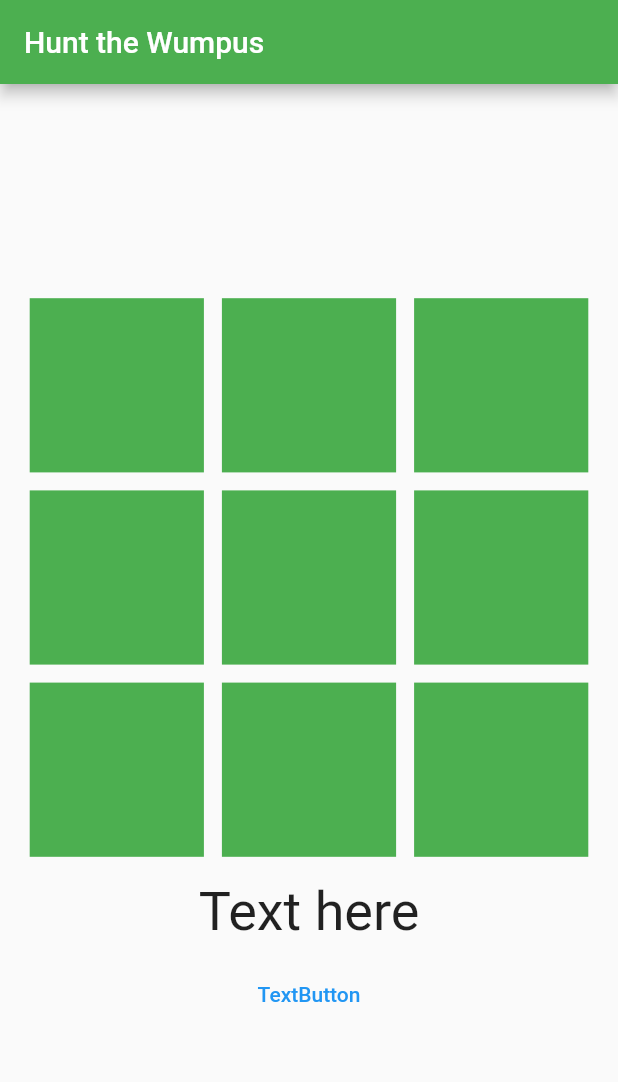
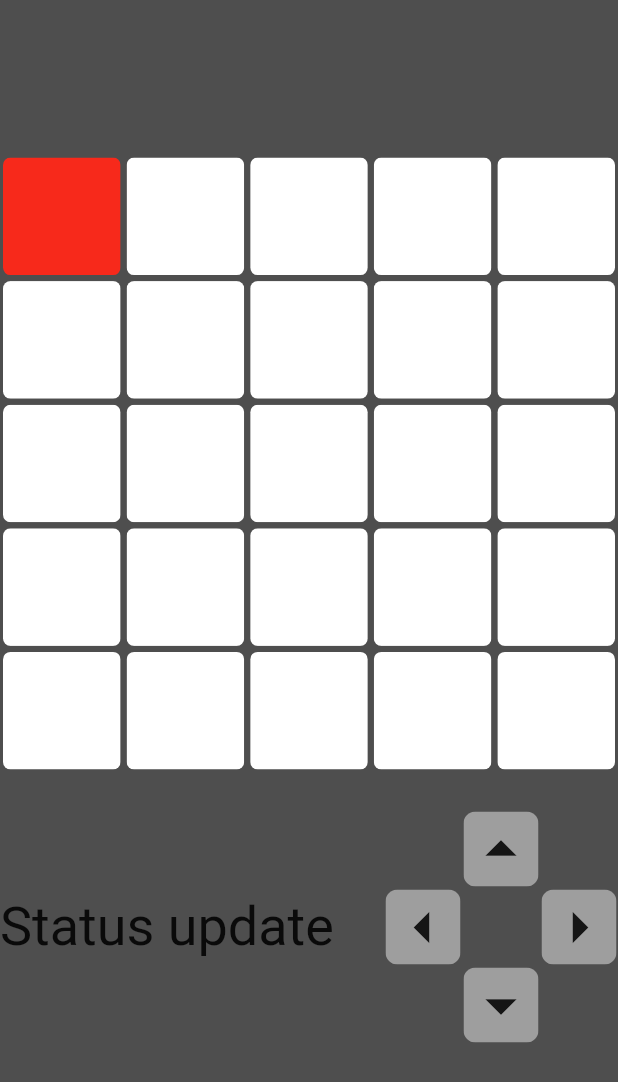
Before and after one commit to mpalma2332/Wumpus, a Flutter app: the screen it shows after launch, on a phone screen of 412 x 824 dp. Shown: the top 1082 px of the screen. Run offline on Flutter 3.47's test engine with Material 2 defaults, Android fonts, the phone set to English and light mode, and no system bars.

Commit message:
Move player by buttons and keep track of moved positions

```diff
--- /dev/null
+++ b/wumpus_app/lib/button.dart
@@ -0,0 +1,28 @@
+import 'package:flutter/material.dart';
+
+class MyButton extends StatelessWidget {
+  final color;
+  final child;
+  final function;
+
+  MyButton({this.color, this.child, this.function});
+
+  @override
+  Widget build(BuildContext context) {
+    return Padding(
+        padding: EdgeInsets.all(1),
+        child: GestureDetector(
+          onTap: function,
+          child: ClipRRect(
+            borderRadius: BorderRadius.circular(8),
+            child: Container(
+                color: color,
+                height: 50,
+                width: 50,
+                child: Center(
+                  child: child,
+                )),
+          ),
+        ));
+  }
+}
--- /dev/null
+++ b/wumpus_app/lib/homepage.dart
@@ -0,0 +1,161 @@
+import 'package:flutter/material.dart';
+import 'package:wumpus_app/button.dart';
+import 'package:wumpus_app/pixel.dart';
+
+class HomePage extends StatefulWidget {
+  @override
+  HomePageState createState() => HomePageState();
+}
+
+class HomePageState extends State<HomePage> {
+  int numberofSquares = 25; // backend
+  int numColumInRow = 5;
+  int playerPosition = 0; //backend playerPosition
+  List<int> moved = [];
+
+  void moveUp() {
+    setState(() {
+      if (playerPosition - numColumInRow >= 0) {
+        playerPosition -= numColumInRow;
+      }
+    });
+  }
+
+  void moveDown() {
+    setState(() {
+      if (playerPosition + numColumInRow < numberofSquares) {
+        playerPosition += numColumInRow;
+      }
+    });
+  }
+
+  void moveLeft() {
+    setState(() {
+      // not in first column then can move left
+      if (!(playerPosition % numColumInRow == 0)) {
+        playerPosition -= 1;
+      }
+    });
+  }
+
+  void moveRight() {
+    setState(() {
+      // not in last column then can move right
+      if (!(playerPosition % numColumInRow == (numColumInRow - 1))) {
+        playerPosition += 1;
+      }
+    });
+  }
+
+  @override
+  Widget build(BuildContext context) {
+    return Scaffold(
+        backgroundColor: Color.fromARGB(255, 78, 78, 78),
+        body: Center(
+          child: AspectRatio(
+              aspectRatio: 4 / 6,
+              child: Column(
+                children: [
+                  Expanded(
+                    flex: 2,
+                    child: Container(
+                      child: GridView.builder(
+                          physics: NeverScrollableScrollPhysics(),
+                          gridDelegate:
+                              SliverGridDelegateWithFixedCrossAxisCount(
+                                  crossAxisCount: numColumInRow),
+                          itemBuilder: (BuildContext context, index) {
+                            if (moved.contains(index)) {
+                              // current index go back to moved index
+                              if (playerPosition == index) {
+                                return MyPixel(
+                                    color: Color.fromARGB(255, 247, 41, 27));
+                              } else {
+                                // current index go to grey (never moved before area)
+                                return MyPixel(
+                                    color: Color.fromARGB(255, 247, 190, 185));
+                              }
+                            } else if (playerPosition == index) {
+                              moved.add(playerPosition);
+                              return MyPixel(
+                                  color: Color.fromARGB(255, 247, 41, 27));
+                            } else {
+                              return MyPixel(color: Colors.white);
+                            }
+                          }),
+                    ),
+                  ),
+                  Expanded(
+                    child: Container(
+                      child: Row(children: [
+                        // ignore: prefer_const_constructors
+                        FittedBox(
+                          fit: BoxFit.fitWidth,
+                          //Backend: update status
+                          child: Text(
+                            "Status update",
+                            style: TextStyle(fontSize: 36),
+                          ),
+                        ),
+                        Spacer(),
+                        Row(
+                          children: [
+                            Column(
+                                mainAxisAlignment: MainAxisAlignment.center,
+                                children: [
+                                  Row(
+                                    children: [
+                                      MyButton(),
+                                      MyButton(
+                                          function: moveUp,
+                                          color: Colors.grey,
+                                          child: Icon(
+                                            Icons.arrow_drop_up,
+                                            size: 50,
+                                          )),
+                                      MyButton(),
+                                    ],
+                                  ),
+                                  Row(
+                                    children: [
+                                      MyButton(
+                                          function: moveLeft,
+                                          color: Colors.grey,
+                                          child: Icon(
+                                            Icons.arrow_left,
+                                            size: 50,
+                                          )),
+                                      MyButton(),
+                                      MyButton(
+                                          function: moveRight,
+                                          color: Colors.grey,
+                                          child: Icon(
+                                            Icons.arrow_right,
+                                            size: 50,
+                                          )),
+                                    ],
+                                  ),
+                                  Row(
+                                    children: [
+                                      MyButton(),
+                                      MyButton(
+                                          function: moveDown,
+                                          color: Colors.grey,
+                                          child: Icon(
+                                            Icons.arrow_drop_down,
+                                            size: 50,
+                                          )),
+                                      MyButton(),
+                                    ],
+                                  )
+                                ])
+                          ],
+                        ),
+                      ]),
+                    ),
+                  ),
+                ],
+              )),
+        ));
+  }
+}
--- a/wumpus_app/lib/main.dart
+++ b/wumpus_app/lib/main.dart
@@ -1,138 +1,17 @@
 import 'package:flutter/material.dart';
-import 'package:flutter/services.dart';
 
-List<Widget> gridChild = [
-  Container(
-    margin: const EdgeInsets.all(6.0),
-    color: Colors.green,
-  ),
-  Container(
-    margin: const EdgeInsets.all(6.0),
-    color: Colors.green,
-  ),
-  Container(
-    margin: const EdgeInsets.all(6.0),
-    color: Colors.green,
-  ),
-  Container(
-    margin: const EdgeInsets.all(6.0),
-    color: Colors.green,
-  ),
-  Container(
-    margin: const EdgeInsets.all(6.0),
-    color: Colors.green,
-  ),
-  Container(
-    margin: const EdgeInsets.all(6.0),
-    color: Colors.green,
-  ),
-  Container(
-    margin: const EdgeInsets.all(6.0),
-    color: Colors.green,
-  ),
-  Container(
-    margin: const EdgeInsets.all(6.0),
-    color: Colors.green,
-  ),
-  Container(
-    margin: const EdgeInsets.all(6.0),
-    color: Colors.green,
-  ),
-];
-
-final imageMap = {
-  0: Image.asset('assets/images/black_square.png'),
-  1: Image.asset('assets/images/black_square.png'),
-  2: Image.asset('assets/images/black_square.png'),
-  3: Image.asset('assets/images/black_square.png'),
-  4: Image.asset('assets/images/black_square.png'),
-  5: Image.asset('assets/images/black_square.png'),
-  6: Image.asset('assets/images/black_square.png'),
-  7: Image.asset('assets/images/black_square.png'),
-  8: Image.asset('assets/images/black_square.png'),
-};
+import 'homepage.dart';
 
 void main() {
-  WidgetsFlutterBinding.ensureInitialized();
-  SystemChrome.setPreferredOrientations(
-      [DeviceOrientation.portraitUp, DeviceOrientation.portraitDown]);
-  runApp(const MyApp());
+  runApp(MyApp());
 }
 
 class MyApp extends StatelessWidget {
-  const MyApp({Key? key}) : super(key: key);
-
+  // This widget is the root of your application.
   @override
   Widget build(BuildContext context) {
     return MaterialApp(
-      title: 'Hunt the Wumpus',
-      theme: ThemeData(
-        primarySwatch: Colors.green,
-      ),
-      home: const MyHomePage(title: 'Hunt the Wumpus'),
+      home: HomePage(),
     );
   }
 }
-
-class MyHomePage extends StatefulWidget {
-  const MyHomePage({Key? key, required this.title}) : super(key: key);
-  final String title;
-
-  @override
-  State<MyHomePage> createState() => _MyHomePageState();
-}
-
-class _MyHomePageState extends State<MyHomePage> {
-  @override
-  Widget build(BuildContext context) {
-    return Scaffold(
-        appBar: AppBar(
-          title: Text(widget.title),
-        ),
-        body: Center(
-          child: ConstrainedBox(
-            constraints: const BoxConstraints(minWidth: 50.0, minHeight: 120.0),
-            child: AspectRatio(
-              aspectRatio: 5 / 6,
-              child: Column(
-                mainAxisAlignment: MainAxisAlignment.center,
-                crossAxisAlignment: CrossAxisAlignment.center,
-                children: [
-                  Flexible(
-                    child: AspectRatio(
-                        aspectRatio: 1 / 1,
-                        child: GridView.count(
-                          crossAxisCount: 3,
-                          children: List.generate(
-                              gridChild.length, (index) => gridChild[index]),
-                        )),
-                  ),
-                  Container(
-                    margin: const EdgeInsets.all(10.0),
-                    child: Row(
-                        mainAxisAlignment: MainAxisAlignment.center,
-                        children: const [
-                          FittedBox(
-                            fit: BoxFit.fitWidth,
-                            child: Text(
-                              'Text here',
-                              style: TextStyle(fontSize: 36),
-                            ),
-                          ),
-                        ]),
-                  ),
-                  TextButton(
-                    style: ButtonStyle(
-                      foregroundColor:
-                          MaterialStateProperty.all<Color>(Colors.blue),
-                    ),
-                    onPressed: () {},
-                    child: const Text('TextButton'),
-                  )
-                ],
-              ),
-            ),
-          ),
-        ));
-  }
-}
--- /dev/null
+++ b/wumpus_app/lib/pixel.dart
@@ -0,0 +1,18 @@
+import 'package:flutter/material.dart';
+
+class MyPixel extends StatelessWidget {
+  final color;
+
+  MyPixel({this.color});
+
+  @override
+  Widget build(BuildContext context) {
+    return Padding(
+        padding: const EdgeInsets.all(2.0),
+        child: ClipRRect(
+            borderRadius: BorderRadius.circular(5),
+            child: Container(
+              color: color,
+            )));
+  }
+}
```
